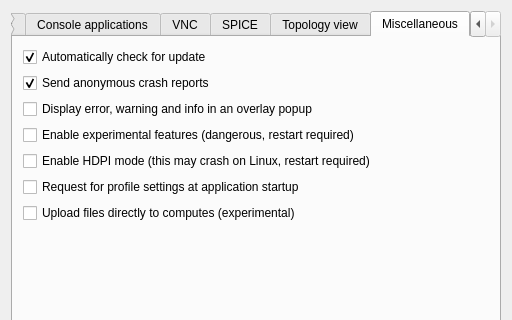
Qt form gns3/ui/general_preferences_page.ui (GNS3/gns3-gui) before a commit; both pictures show x 0 to 512 and y 0 to 320 of the 512 by 652 pixel window.
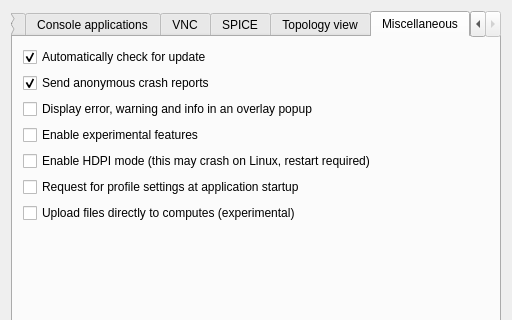
The same form after that commit. The open tabs and pages were chosen to show the change.

Commit message: Use "experimental features" to allow bypassing hostname validation. Ref #3524

The edit to the form file:
```diff
--- a/gns3/ui/general_preferences_page.ui
+++ b/gns3/ui/general_preferences_page.ui
@@ -1012,7 +1012,7 @@
        <item>
         <widget class="QCheckBox" name="uiExperimentalFeaturesCheckBox">
          <property name="text">
-          <string>Enable experimental features (dangerous, restart required)</string>
+          <string>Enable experimental features</string>
          </property>
         </widget>
        </item>
```
The commit also changes 5 other files.
